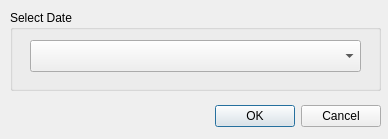
First picture: the form in selectDate.ui, repository HusseinKabbout/Historize, before the edit.
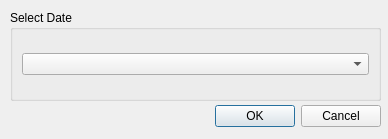
Second picture: the form after the edit.

The edit to the form file:
```diff
--- a/selectDate.ui
+++ b/selectDate.ui
@@ -35,22 +35,17 @@
      <x>10</x>
      <y>10</y>
      <width>371</width>
-     <height>81</height>
+     <height>91</height>
     </rect>
    </property>
    <property name="title">
     <string>Select Date</string>
    </property>
-   <widget class="QComboBox" name="comboBox">
-    <property name="geometry">
-     <rect>
-      <x>20</x>
-      <y>30</y>
-      <width>331</width>
-      <height>32</height>
-     </rect>
-    </property>
-   </widget>
+   <layout class="QGridLayout" name="gridLayout">
+    <item row="0" column="0">
+     <widget class="QComboBox" name="cmbDate"/>
+    </item>
+   </layout>
   </widget>
   <zorder>dateBox</zorder>
   <zorder>buttonBox</zorder>
```
